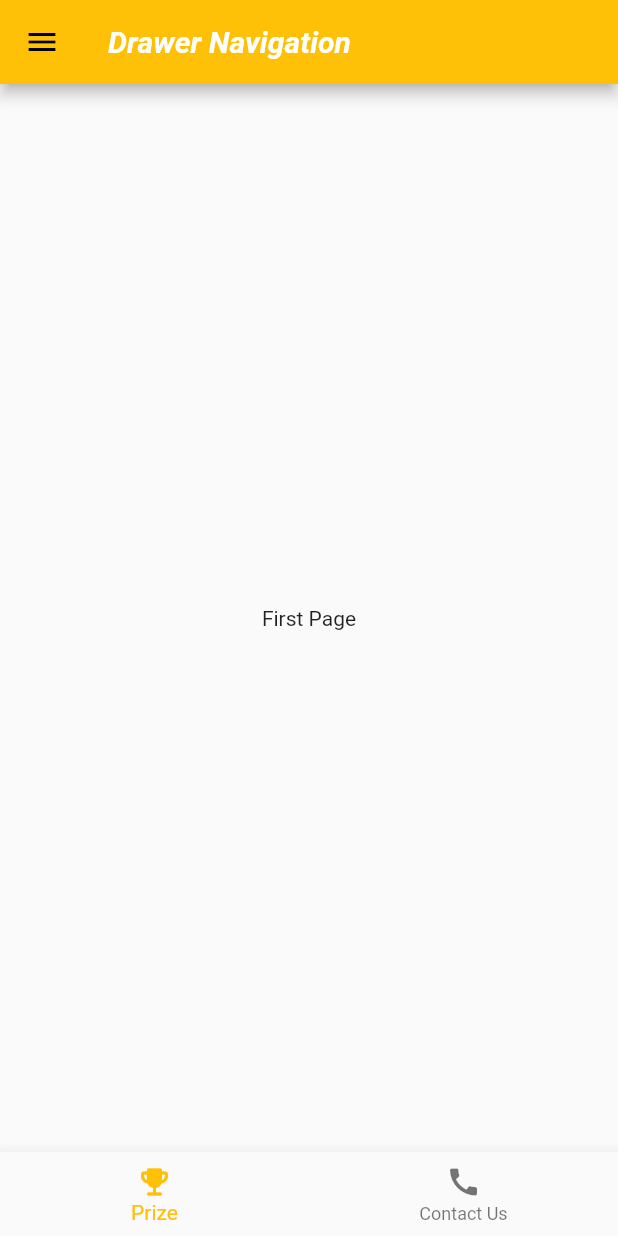
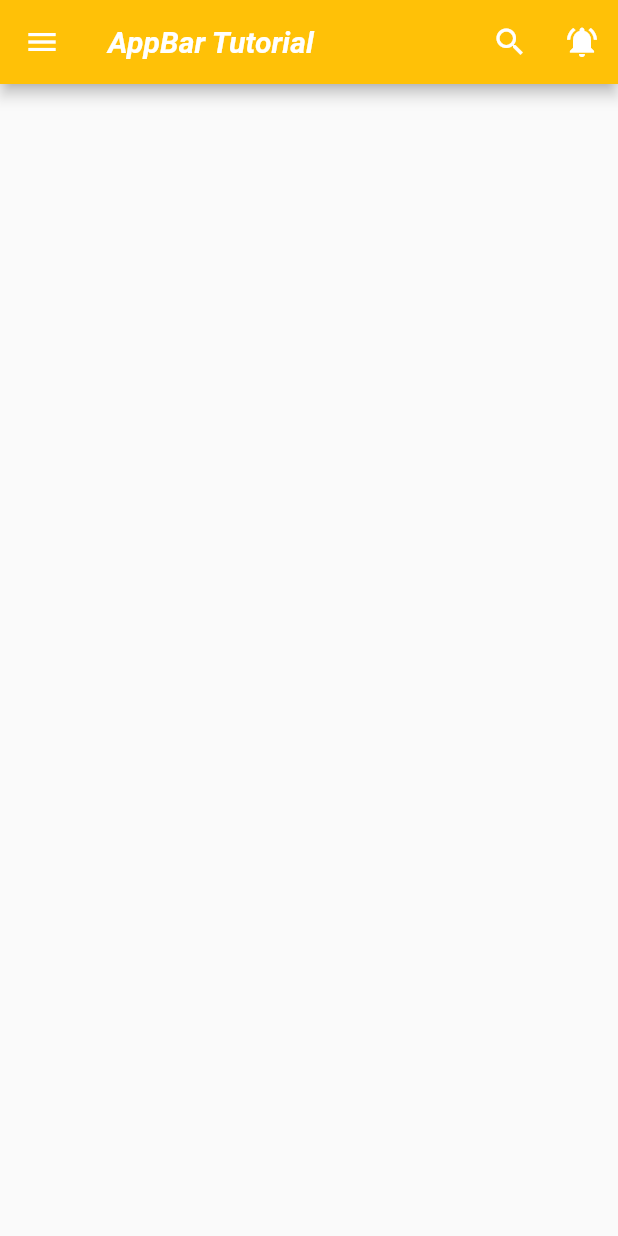
Before and after one commit to Amrut-17/FlutterPractice, a Flutter app: the screen it shows after launch, on a phone screen of 412 x 824 dp. Run offline on Flutter 3.47's test engine with Material 2 defaults, Android fonts, the phone set to English and light mode, and no system bars.

Commit message:
AppBar Functions

```diff
--- a/lib/main.dart
+++ b/lib/main.dart
@@ -1,52 +1,42 @@
 import 'package:flutter/material.dart';
-import 'package:flutter_dev_practice/screens/bottom_navBar.dart';
-import 'package:flutter_dev_practice/screens/create_drawer.dart';
-import 'package:flutter_dev_practice/screens/sample_pages.dart';
 
 void main() {
   runApp(
-    MainApp(),
+    HomeScreen(),
   );
 }
 
-class MainApp extends StatelessWidget {
+class HomeScreen extends StatelessWidget {
   @override
   Widget build(BuildContext context) {
     return MaterialApp(
-      debugShowCheckedModeBanner: false,
-      title: "Drawer Application",
-      home: DrawerApplication(),
-      theme: ThemeData(
-        primarySwatch: Colors.amber,
+      title: "AppBar Tut",
+      home: Scaffold(
+        appBar: AppBar(
+          backgroundColor: Colors.amber,
+          title: Text(
+            "AppBar Tutorial",
+            style: TextStyle(
+              fontWeight: FontWeight.bold,
+              fontStyle: FontStyle.italic,
+            ),
+          ),
+          leading: IconButton(
+            onPressed: () {},
+            icon: Icon(Icons.menu),
+          ),
+          actions: [
+            IconButton(
+              onPressed: () {},
+              icon: Icon(Icons.search),
+            ),
+            IconButton(
+              onPressed: () {},
+              icon: Icon(Icons.notifications_active),
+            )
+          ],
+        ),
       ),
     );
   }
 }
-
-class DrawerApplication extends StatefulWidget {
-  @override
-  _DrawerApplicationState createState() => _DrawerApplicationState();
-}
-
-class _DrawerApplicationState extends State<DrawerApplication> {
-  @override
-  Widget build(BuildContext context) {
-    return Scaffold(
-      appBar: AppBar(
-        title: Text(
-          "Drawer Navigation",
-          style: TextStyle(
-            fontStyle: FontStyle.italic,
-            fontWeight: FontWeight.bold,
-            color: Colors.white,
-          ),
-        ),
-      ),
-      body: Center(
-        child: Text("First Page"),
-      ),
-      drawer: DrawerFunctions(),
-      bottomNavigationBar: BottomNavigation(),
-    );
-  }
-}
--- a/pubspec.yaml
+++ b/pubspec.yaml
@@ -58,8 +58,8 @@ flutter:
   uses-material-design: true
 
   # To add assets to your application, add an assets section, like this:
-  # assets:
-  #   - images/a_dot_burr.jpeg
+  assets:
+    - assets/images/
   #   - images/a_dot_ham.jpeg
 
   # An image asset can refer to one or more resolution-specific "variants", see
```
Also changed, not shown: assets/images/wall1.jpg (added), assets/images/wall2.jpg (added), s5.png (deleted), ss1.png, ss2.png (deleted), ss3.png (deleted), ss4.png (deleted), 1 other file.
